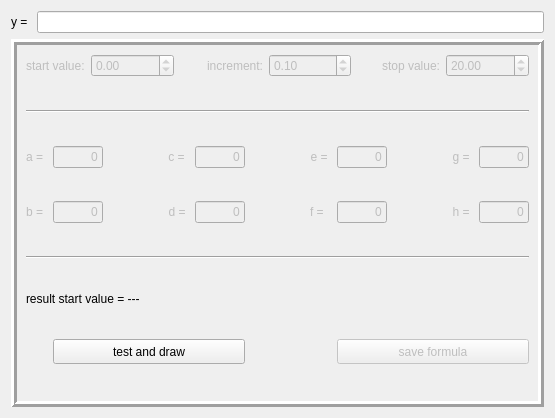
mne-tools/mne-cpp, file examples/matchingPursuit/formulaeditor.ui: the form before one commit.
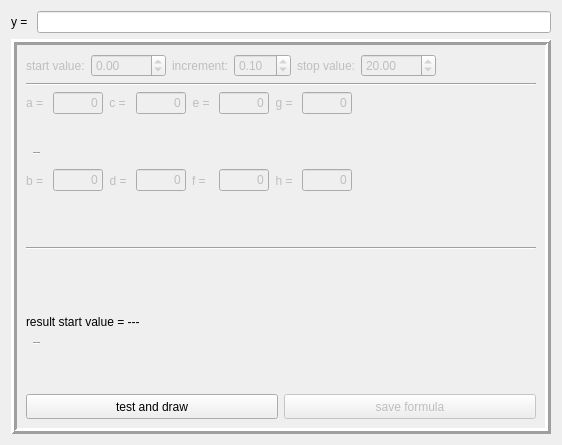
The form after the commit. Icons and pictures are not drawn.

Commit message: chg: fill fixdictatom, fix: ui in formulaeditor

```diff
--- a/examples/matchingPursuit/formulaeditor.ui
+++ b/examples/matchingPursuit/formulaeditor.ui
@@ -6,8 +6,8 @@
    <rect>
     <x>0</x>
     <y>0</y>
-    <width>555</width>
-    <height>418</height>
+    <width>562</width>
+    <height>445</height>
    </rect>
   </property>
   <property name="sizePolicy">
@@ -16,6 +16,12 @@
     <verstretch>0</verstretch>
    </sizepolicy>
   </property>
+  <property name="minimumSize">
+   <size>
+    <width>562</width>
+    <height>445</height>
+   </size>
+  </property>
   <property name="windowTitle">
    <string>formula editor</string>
   </property>
@@ -70,9 +76,7 @@
      <property name="lineWidth">
       <number>3</number>
      </property>
-     <layout class="QHBoxLayout" name="horizontalLayout_2">
-      <item>
-       <layout class="QVBoxLayout" name="verticalLayout_4" stretch="0,1">
+     <layout class="QVBoxLayout" name="verticalLayout_2" stretch="0,0,0,1,0">
         <item>
          <layout class="QHBoxLayout" name="horizontalLayout_3">
           <item>
@@ -168,14 +172,107 @@
             </property>
            </widget>
           </item>
+        <item>
+         <spacer name="horizontalSpacer">
+          <property name="orientation">
+           <enum>Qt::Horizontal</enum>
+          </property>
+          <property name="sizeHint" stdset="0">
+           <size>
+            <width>40</width>
+            <height>20</height>
+           </size>
+          </property>
+         </spacer>
+        </item>
          </layout>
         </item>
         <item>
-         <layout class="QGridLayout" name="GridLayout">
-          <property name="spacing">
-           <number>6</number>
-          </property>
-          <item row="1" column="0">
+       <widget class="Line" name="line_4">
+        <property name="orientation">
+         <enum>Qt::Horizontal</enum>
+        </property>
+       </widget>
+      </item>
+      <item>
+       <layout class="QGridLayout" name="gridLayout">
+        <item row="2" column="7" rowspan="12">
+         <widget class="QLineEdit" name="tb_F">
+          <property name="enabled">
+           <bool>false</bool>
+          </property>
+          <property name="sizePolicy">
+           <sizepolicy hsizetype="Fixed" vsizetype="Fixed">
+            <horstretch>0</horstretch>
+            <verstretch>0</verstretch>
+           </sizepolicy>
+          </property>
+          <property name="minimumSize">
+           <size>
+            <width>50</width>
+            <height>0</height>
+           </size>
+          </property>
+          <property name="maximumSize">
+           <size>
+            <width>50</width>
+            <height>16777215</height>
+           </size>
+          </property>
+          <property name="text">
+           <string>0</string>
+          </property>
+          <property name="alignment">
+           <set>Qt::AlignRight|Qt::AlignTrailing|Qt::AlignVCenter</set>
+          </property>
+         </widget>
+        </item>
+        <item row="23" column="1">
+         <widget class="Line" name="line">
+          <property name="orientation">
+           <enum>Qt::Horizontal</enum>
+          </property>
+         </widget>
+        </item>
+        <item row="5" column="1">
+         <widget class="Line" name="line_2">
+          <property name="orientation">
+           <enum>Qt::Horizontal</enum>
+          </property>
+         </widget>
+        </item>
+        <item row="0" column="9" rowspan="2">
+         <widget class="QLineEdit" name="tb_G">
+          <property name="enabled">
+           <bool>false</bool>
+          </property>
+          <property name="sizePolicy">
+           <sizepolicy hsizetype="Fixed" vsizetype="Fixed">
+            <horstretch>0</horstretch>
+            <verstretch>0</verstretch>
+           </sizepolicy>
+          </property>
+          <property name="minimumSize">
+           <size>
+            <width>50</width>
+            <height>0</height>
+           </size>
+          </property>
+          <property name="maximumSize">
+           <size>
+            <width>50</width>
+            <height>16777215</height>
+           </size>
+          </property>
+          <property name="text">
+           <string>0</string>
+          </property>
+          <property name="alignment">
+           <set>Qt::AlignRight|Qt::AlignTrailing|Qt::AlignVCenter</set>
+          </property>
+         </widget>
+        </item>
+        <item row="0" column="0" rowspan="2" colspan="3">
            <widget class="QLabel" name="lb_A">
             <property name="enabled">
              <bool>false</bool>
@@ -197,8 +294,39 @@
             </property>
            </widget>
           </item>
-          <item row="2" column="0">
-           <widget class="QLabel" name="lb_B">
+        <item row="2" column="9" rowspan="12">
+         <widget class="QLineEdit" name="tb_H">
+          <property name="enabled">
+           <bool>false</bool>
+          </property>
+          <property name="sizePolicy">
+           <sizepolicy hsizetype="Fixed" vsizetype="Fixed">
+            <horstretch>0</horstretch>
+            <verstretch>0</verstretch>
+           </sizepolicy>
+          </property>
+          <property name="minimumSize">
+           <size>
+            <width>50</width>
+            <height>0</height>
+           </size>
+          </property>
+          <property name="maximumSize">
+           <size>
+            <width>50</width>
+            <height>16777215</height>
+           </size>
+          </property>
+          <property name="text">
+           <string>0</string>
+          </property>
+          <property name="alignment">
+           <set>Qt::AlignRight|Qt::AlignTrailing|Qt::AlignVCenter</set>
+          </property>
+         </widget>
+        </item>
+        <item row="0" column="8" rowspan="2">
+         <widget class="QLabel" name="lb_G">
             <property name="enabled">
              <bool>false</bool>
             </property>
@@ -209,14 +337,76 @@
              </sizepolicy>
             </property>
             <property name="text">
-             <string>b = </string>
+           <string>g = </string>
             </property>
             <property name="alignment">
-             <set>Qt::AlignLeading|Qt::AlignLeft|Qt::AlignVCenter</set>
+           <set>Qt::AlignRight|Qt::AlignTrailing|Qt::AlignVCenter</set>
             </property>
            </widget>
           </item>
-          <item row="1" column="3">
+        <item row="2" column="5" rowspan="12">
+         <widget class="QLineEdit" name="tb_D">
+          <property name="enabled">
+           <bool>false</bool>
+          </property>
+          <property name="sizePolicy">
+           <sizepolicy hsizetype="Fixed" vsizetype="Fixed">
+            <horstretch>0</horstretch>
+            <verstretch>0</verstretch>
+           </sizepolicy>
+          </property>
+          <property name="minimumSize">
+           <size>
+            <width>50</width>
+            <height>0</height>
+           </size>
+          </property>
+          <property name="maximumSize">
+           <size>
+            <width>50</width>
+            <height>16777215</height>
+           </size>
+          </property>
+          <property name="text">
+           <string>0</string>
+          </property>
+          <property name="alignment">
+           <set>Qt::AlignRight|Qt::AlignTrailing|Qt::AlignVCenter</set>
+          </property>
+         </widget>
+        </item>
+        <item row="0" column="7" rowspan="2">
+         <widget class="QLineEdit" name="tb_E">
+          <property name="enabled">
+           <bool>false</bool>
+          </property>
+          <property name="sizePolicy">
+           <sizepolicy hsizetype="Fixed" vsizetype="Fixed">
+            <horstretch>0</horstretch>
+            <verstretch>0</verstretch>
+           </sizepolicy>
+          </property>
+          <property name="minimumSize">
+           <size>
+            <width>50</width>
+            <height>0</height>
+           </size>
+          </property>
+          <property name="maximumSize">
+           <size>
+            <width>50</width>
+            <height>16777215</height>
+           </size>
+          </property>
+          <property name="text">
+           <string>0</string>
+          </property>
+          <property name="alignment">
+           <set>Qt::AlignRight|Qt::AlignTrailing|Qt::AlignVCenter</set>
+          </property>
+         </widget>
+        </item>
+        <item row="0" column="4" rowspan="2">
            <widget class="QLabel" name="lb_C">
             <property name="enabled">
              <bool>false</bool>
@@ -235,7 +425,57 @@
             </property>
            </widget>
           </item>
-          <item row="2" column="3">
+        <item row="2" column="8" rowspan="12">
+         <widget class="QLabel" name="lb_H">
+          <property name="enabled">
+           <bool>false</bool>
+          </property>
+          <property name="sizePolicy">
+           <sizepolicy hsizetype="Fixed" vsizetype="Preferred">
+            <horstretch>0</horstretch>
+            <verstretch>0</verstretch>
+           </sizepolicy>
+          </property>
+          <property name="text">
+           <string>h = </string>
+          </property>
+          <property name="alignment">
+           <set>Qt::AlignRight|Qt::AlignTrailing|Qt::AlignVCenter</set>
+          </property>
+         </widget>
+        </item>
+        <item row="2" column="3" rowspan="12">
+         <widget class="QLineEdit" name="tb_B">
+          <property name="enabled">
+           <bool>false</bool>
+          </property>
+          <property name="sizePolicy">
+           <sizepolicy hsizetype="Fixed" vsizetype="Fixed">
+            <horstretch>0</horstretch>
+            <verstretch>0</verstretch>
+           </sizepolicy>
+          </property>
+          <property name="minimumSize">
+           <size>
+            <width>50</width>
+            <height>0</height>
+           </size>
+          </property>
+          <property name="maximumSize">
+           <size>
+            <width>50</width>
+            <height>16777215</height>
+           </size>
+          </property>
+          <property name="text">
+           <string>0</string>
+          </property>
+          <property name="alignment">
+           <set>Qt::AlignRight|Qt::AlignTrailing|Qt::AlignVCenter</set>
+          </property>
+         </widget>
+        </item>
+        <item row="2" column="4" rowspan="12">
            <widget class="QLabel" name="lb_D">
             <property name="enabled">
              <bool>false</bool>
@@ -254,8 +494,8 @@
             </property>
            </widget>
           </item>
-          <item row="1" column="6">
-           <widget class="QLabel" name="lb_E">
+        <item row="2" column="0" rowspan="12" colspan="3">
+         <widget class="QLabel" name="lb_B">
             <property name="enabled">
              <bool>false</bool>
             </property>
@@ -266,14 +506,14 @@
              </sizepolicy>
             </property>
             <property name="text">
-             <string>e = </string>
+           <string>b = </string>
             </property>
             <property name="alignment">
-             <set>Qt::AlignRight|Qt::AlignTrailing|Qt::AlignVCenter</set>
+           <set>Qt::AlignLeading|Qt::AlignLeft|Qt::AlignVCenter</set>
             </property>
            </widget>
           </item>
-          <item row="2" column="6">
+        <item row="2" column="6" rowspan="12">
            <widget class="QLabel" name="lb_F">
             <property name="enabled">
              <bool>false</bool>
@@ -292,45 +532,7 @@
             </property>
            </widget>
           </item>
-          <item row="1" column="9">
-           <widget class="QLabel" name="lb_G">
-            <property name="enabled">
-             <bool>false</bool>
-            </property>
-            <property name="sizePolicy">
-             <sizepolicy hsizetype="Fixed" vsizetype="Preferred">
-              <horstretch>0</horstretch>
-              <verstretch>0</verstretch>
-             </sizepolicy>
-            </property>
-            <property name="text">
-             <string>g = </string>
-            </property>
-            <property name="alignment">
-             <set>Qt::AlignRight|Qt::AlignTrailing|Qt::AlignVCenter</set>
-            </property>
-           </widget>
-          </item>
-          <item row="2" column="9">
-           <widget class="QLabel" name="lb_H">
-            <property name="enabled">
-             <bool>false</bool>
-            </property>
-            <property name="sizePolicy">
-             <sizepolicy hsizetype="Fixed" vsizetype="Preferred">
-              <horstretch>0</horstretch>
-              <verstretch>0</verstretch>
-             </sizepolicy>
-            </property>
-            <property name="text">
-             <string>h = </string>
-            </property>
-            <property name="alignment">
-             <set>Qt::AlignRight|Qt::AlignTrailing|Qt::AlignVCenter</set>
-            </property>
-           </widget>
-          </item>
-          <item row="1" column="4">
+        <item row="0" column="5" rowspan="2">
            <widget class="QLineEdit" name="tb_C">
             <property name="enabled">
              <bool>false</bool>
@@ -361,39 +563,21 @@
             </property>
            </widget>
           </item>
-          <item row="1" column="7">
-           <widget class="QLineEdit" name="tb_E">
-            <property name="enabled">
-             <bool>false</bool>
-            </property>
-            <property name="sizePolicy">
-             <sizepolicy hsizetype="Fixed" vsizetype="Fixed">
-              <horstretch>0</horstretch>
-              <verstretch>0</verstretch>
-             </sizepolicy>
-            </property>
-            <property name="minimumSize">
+        <item row="0" column="10" rowspan="14">
+         <spacer name="horizontalSpacer_2">
+          <property name="orientation">
+           <enum>Qt::Horizontal</enum>
+          </property>
+          <property name="sizeHint" stdset="0">
              <size>
-              <width>50</width>
-              <height>0</height>
-             </size>
-            </property>
-            <property name="maximumSize">
-             <size>
-              <width>50</width>
-              <height>16777215</height>
-             </size>
-            </property>
-            <property name="text">
-             <string>0</string>
-            </property>
-            <property name="alignment">
-             <set>Qt::AlignRight|Qt::AlignTrailing|Qt::AlignVCenter</set>
-            </property>
-           </widget>
-          </item>
-          <item row="1" column="10">
-           <widget class="QLineEdit" name="tb_G">
+            <width>40</width>
+            <height>20</height>
+           </size>
+          </property>
+         </spacer>
+        </item>
+        <item row="0" column="3" rowspan="2">
+         <widget class="QLineEdit" name="tb_A">
             <property name="enabled">
              <bool>false</bool>
             </property>
@@ -423,131 +607,26 @@
             </property>
            </widget>
           </item>
-          <item row="2" column="1">
-           <widget class="QLineEdit" name="tb_B">
+        <item row="0" column="6" rowspan="2">
+         <widget class="QLabel" name="lb_E">
             <property name="enabled">
              <bool>false</bool>
             </property>
             <property name="sizePolicy">
-             <sizepolicy hsizetype="Fixed" vsizetype="Fixed">
+           <sizepolicy hsizetype="Fixed" vsizetype="Preferred">
               <horstretch>0</horstretch>
               <verstretch>0</verstretch>
              </sizepolicy>
             </property>
-            <property name="minimumSize">
-             <size>
-              <width>50</width>
-              <height>0</height>
-             </size>
-            </property>
-            <property name="maximumSize">
-             <size>
-              <width>50</width>
-              <height>16777215</height>
-             </size>
-            </property>
             <property name="text">
-             <string>0</string>
+           <string>e = </string>
             </property>
             <property name="alignment">
              <set>Qt::AlignRight|Qt::AlignTrailing|Qt::AlignVCenter</set>
             </property>
            </widget>
           </item>
-          <item row="2" column="4">
-           <widget class="QLineEdit" name="tb_D">
-            <property name="enabled">
-             <bool>false</bool>
-            </property>
-            <property name="sizePolicy">
-             <sizepolicy hsizetype="Fixed" vsizetype="Fixed">
-              <horstretch>0</horstretch>
-              <verstretch>0</verstretch>
-             </sizepolicy>
-            </property>
-            <property name="minimumSize">
-             <size>
-              <width>50</width>
-              <height>0</height>
-             </size>
-            </property>
-            <property name="maximumSize">
-             <size>
-              <width>50</width>
-              <height>16777215</height>
-             </size>
-            </property>
-            <property name="text">
-             <string>0</string>
-            </property>
-            <property name="alignment">
-             <set>Qt::AlignRight|Qt::AlignTrailing|Qt::AlignVCenter</set>
-            </property>
-           </widget>
-          </item>
-          <item row="2" column="7">
-           <widget class="QLineEdit" name="tb_F">
-            <property name="enabled">
-             <bool>false</bool>
-            </property>
-            <property name="sizePolicy">
-             <sizepolicy hsizetype="Fixed" vsizetype="Fixed">
-              <horstretch>0</horstretch>
-              <verstretch>0</verstretch>
-             </sizepolicy>
-            </property>
-            <property name="minimumSize">
-             <size>
-              <width>50</width>
-              <height>0</height>
-             </size>
-            </property>
-            <property name="maximumSize">
-             <size>
-              <width>50</width>
-              <height>16777215</height>
-             </size>
-            </property>
-            <property name="text">
-             <string>0</string>
-            </property>
-            <property name="alignment">
-             <set>Qt::AlignRight|Qt::AlignTrailing|Qt::AlignVCenter</set>
-            </property>
-           </widget>
-          </item>
-          <item row="2" column="10">
-           <widget class="QLineEdit" name="tb_H">
-            <property name="enabled">
-             <bool>false</bool>
-            </property>
-            <property name="sizePolicy">
-             <sizepolicy hsizetype="Fixed" vsizetype="Fixed">
-              <horstretch>0</horstretch>
-              <verstretch>0</verstretch>
-             </sizepolicy>
-            </property>
-            <property name="minimumSize">
-             <size>
-              <width>50</width>
-              <height>0</height>
-             </size>
-            </property>
-            <property name="maximumSize">
-             <size>
-              <width>50</width>
-              <height>16777215</height>
-             </size>
-            </property>
-            <property name="text">
-             <string>0</string>
-            </property>
-            <property name="alignment">
-             <set>Qt::AlignRight|Qt::AlignTrailing|Qt::AlignVCenter</set>
-            </property>
-           </widget>
-          </item>
-          <item row="4" column="0" colspan="11">
+        <item row="15" column="0" rowspan="13" colspan="11">
            <widget class="QLabel" name="lb_Result">
             <property name="sizePolicy">
              <sizepolicy hsizetype="Preferred" vsizetype="Fixed">
@@ -563,39 +642,21 @@
             </property>
            </widget>
           </item>
-          <item row="6" column="7" colspan="4">
-           <widget class="QPushButton" name="btt_Save">
-            <property name="enabled">
-             <bool>false</bool>
-            </property>
-            <property name="sizePolicy">
-             <sizepolicy hsizetype="Preferred" vsizetype="Fixed">
-              <horstretch>0</horstretch>
-              <verstretch>0</verstretch>
-             </sizepolicy>
-            </property>
-            <property name="minimumSize">
-             <size>
-              <width>0</width>
-              <height>25</height>
-             </size>
-            </property>
-            <property name="maximumSize">
-             <size>
-              <width>16777215</width>
-              <height>25</height>
-             </size>
-            </property>
-            <property name="text">
-             <string>save formula</string>
-            </property>
-            <property name="icon">
-             <iconset resource="Ressourcen.qrc">
-              <normaloff>:/images/icons/floppyDisk.png</normaloff>:/images/icons/floppyDisk.png</iconset>
+        <item row="14" column="0" colspan="11">
+         <widget class="Line" name="line_3">
+          <property name="orientation">
+           <enum>Qt::Horizontal</enum>
             </property>
            </widget>
           </item>
-          <item row="6" column="1" colspan="4">
+       </layout>
+      </item>
+      <item>
+       <layout class="QVBoxLayout" name="l_PaintAtom"/>
+      </item>
+      <item>
+       <layout class="QHBoxLayout" name="horizontalLayout_2">
+        <item>
            <widget class="QPushButton" name="btt_Test">
             <property name="sizePolicy">
              <sizepolicy hsizetype="Preferred" vsizetype="Fixed">
@@ -624,94 +685,37 @@
             </property>
            </widget>
           </item>
-          <item row="1" column="1">
-           <widget class="QLineEdit" name="tb_A">
+        <item>
+         <widget class="QPushButton" name="btt_Save">
             <property name="enabled">
              <bool>false</bool>
             </property>
             <property name="sizePolicy">
-             <sizepolicy hsizetype="Fixed" vsizetype="Fixed">
+           <sizepolicy hsizetype="Preferred" vsizetype="Fixed">
               <horstretch>0</horstretch>
               <verstretch>0</verstretch>
              </sizepolicy>
             </property>
             <property name="minimumSize">
              <size>
-              <width>50</width>
-              <height>0</height>
+            <width>0</width>
+            <height>25</height>
              </size>
             </property>
             <property name="maximumSize">
              <size>
-              <width>50</width>
-              <height>16777215</height>
+            <width>16777215</width>
+            <height>25</height>
              </size>
             </property>
             <property name="text">
-             <string>0</string>
-            </property>
-            <property name="alignment">
-             <set>Qt::AlignRight|Qt::AlignTrailing|Qt::AlignVCenter</set>
-            </property>
-           </widget>
-          </item>
-          <item row="5" column="0" colspan="11">
-           <layout class="QHBoxLayout" name="l_PaintAtom"/>
-          </item>
-          <item row="1" column="2">
-           <spacer name="horizontalSpacer_2">
-            <property name="orientation">
-             <enum>Qt::Horizontal</enum>
-            </property>
-            <property name="sizeHint" stdset="0">
-             <size>
-              <width>40</width>
-              <height>20</height>
-             </size>
-            </property>
-           </spacer>
-          </item>
-          <item row="1" column="5">
-           <spacer name="horizontalSpacer_3">
-            <property name="orientation">
-             <enum>Qt::Horizontal</enum>
-            </property>
-            <property name="sizeHint" stdset="0">
-             <size>
-              <width>40</width>
-              <height>20</height>
-             </size>
-            </property>
-           </spacer>
-          </item>
-          <item row="1" column="8">
-           <spacer name="horizontalSpacer_4">
-            <property name="orientation">
-             <enum>Qt::Horizontal</enum>
-            </property>
-            <property name="sizeHint" stdset="0">
-             <size>
-              <width>40</width>
-              <height>20</height>
-             </size>
-            </property>
-           </spacer>
-          </item>
-          <item row="3" column="0" colspan="11">
-           <widget class="Line" name="line">
-            <property name="orientation">
-             <enum>Qt::Horizontal</enum>
-            </property>
-           </widget>
-          </item>
-          <item row="0" column="0" colspan="11">
-           <widget class="Line" name="line_2">
-            <property name="orientation">
-             <enum>Qt::Horizontal</enum>
-            </property>
-           </widget>
-          </item>
-         </layout>
+           <string>save formula</string>
+          </property>
+          <property name="icon">
+           <iconset resource="Ressourcen.qrc">
+            <normaloff>:/images/icons/floppyDisk.png</normaloff>:/images/icons/floppyDisk.png</iconset>
+          </property>
+         </widget>
         </item>
        </layout>
       </item>
```
Lines whose indentation alone changed are shown as unchanged. The commit also changes 10 other files.
